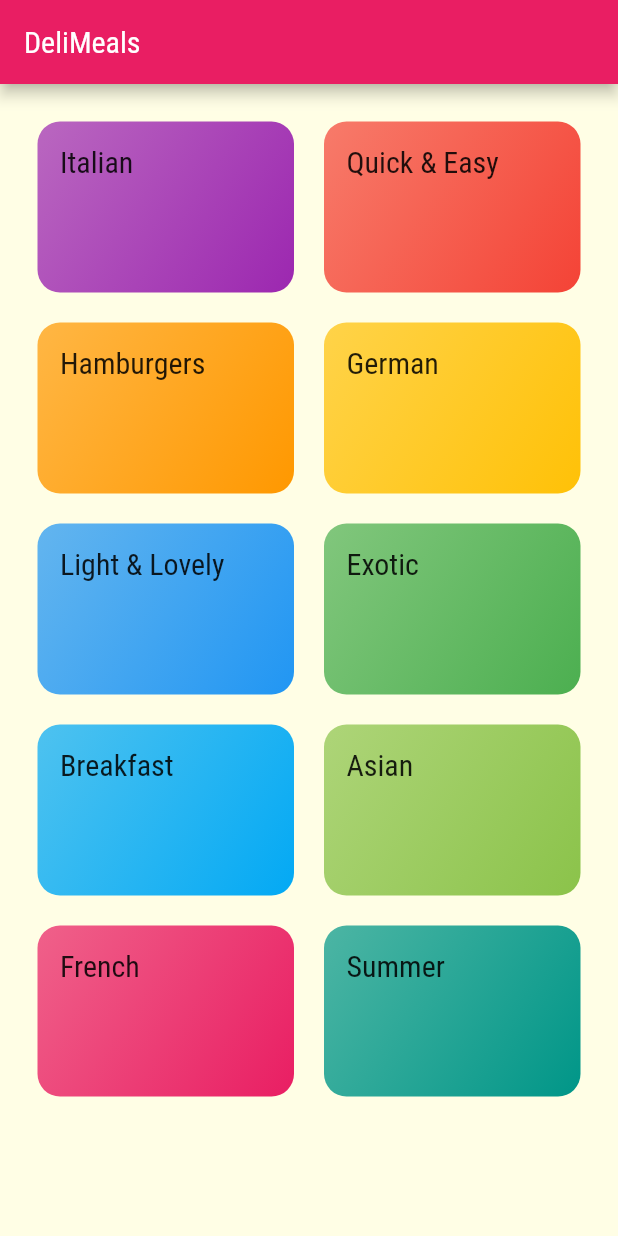
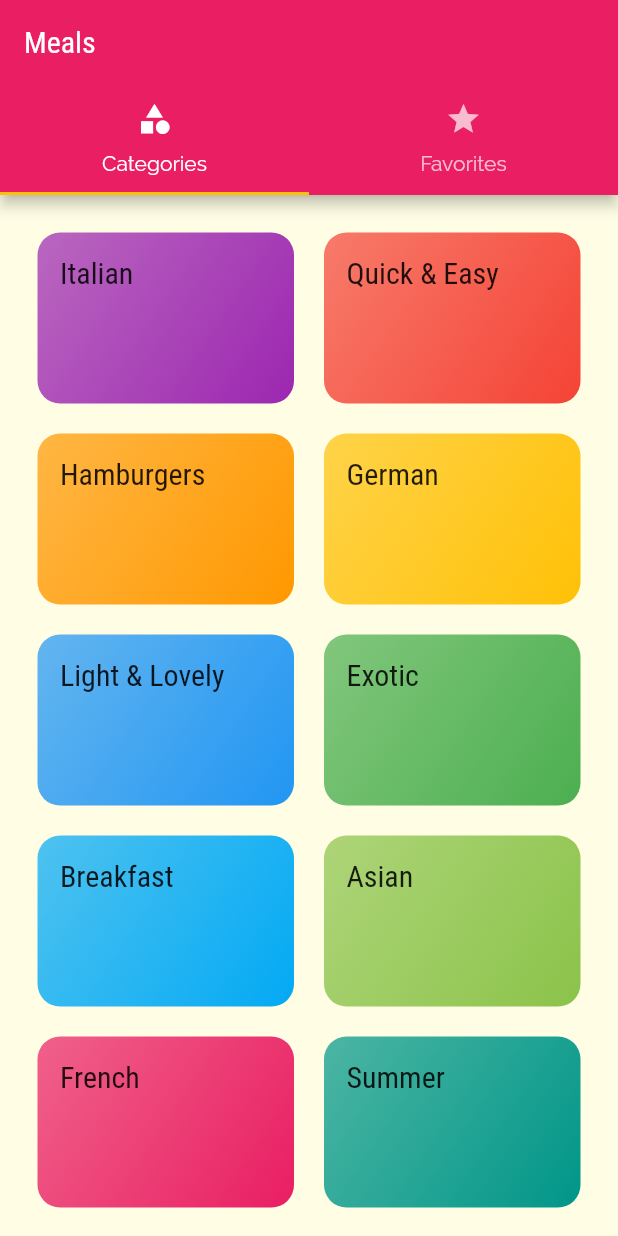
Before and after one commit to ducchungtx/meals-app, a Flutter app: the screen it shows after launch, on a phone screen of 412 x 824 dp. Run offline on Flutter 3.47's test engine with Material 2 defaults, Android fonts, the phone set to English and light mode, and no system bars.

Commit message:
Update code to add Tabs

```diff
--- a/lib/main.dart
+++ b/lib/main.dart
@@ -1,4 +1,5 @@
 import 'package:flutter/material.dart';
+import 'package:meals_app/screens/tabs_screen.dart';
 
 import './screens/meal_detail_screen.dart';
 import './screens/categories_screen.dart';
@@ -30,7 +31,7 @@ class MyApp extends StatelessWidget {
       // home: CategoriesScreen(),
       initialRoute: '/',
       routes: {
-        CategoriesScreen.routeName: (ctx) => const CategoriesScreen(),
+        '/': (ctx) => const TabsScreen(),
         CategoryMealsScreen.routeName: (ctx) => CategoryMealsScreen(),
         MealDetailScreen.routeName: (ctx) => MealDetailScreen(),
       },
--- a/lib/screens/categories_screen.dart
+++ b/lib/screens/categories_screen.dart
@@ -8,11 +8,7 @@ class CategoriesScreen extends StatelessWidget {
 
   @override
   Widget build(BuildContext context) {
-    return Scaffold(
-      appBar: AppBar(
-        title: const Text('DeliMeals'),
-      ),
-      body: GridView(
+    return GridView(
       padding: const EdgeInsets.all(25),
       gridDelegate: const SliverGridDelegateWithMaxCrossAxisExtent(
           maxCrossAxisExtent: 200,
@@ -23,7 +19,6 @@ class CategoriesScreen extends StatelessWidget {
           .map((catData) =>
               CategoryItem(catData.id, catData.title, catData.color))
           .toList(),
-      ),
     );
   }
 }
--- a/lib/screens/tabs_screen.dart
+++ b/lib/screens/tabs_screen.dart
@@ -1,4 +1,6 @@
 import 'package:flutter/material.dart';
+import './favorites_screen.dart';
+import './categories_screen.dart';
 
 class TabsScreen extends StatefulWidget {
   const TabsScreen({Key? key}) : super(key: key);
@@ -14,13 +16,17 @@ class _TabsScreenState extends State<TabsScreen> {
         length: 2,
         child: Scaffold(
             appBar: AppBar(
-                title: const Text('Tabs'),
-                bottom: TabBar(tabs: [
-                  Tab(text: 'Tab 1'),
+                title: const Text('Meals'),
+                bottom: const TabBar(tabs: [
+                  Tab(
+                    text: 'Categories',
+                    icon: Icon(Icons.category),
+                  ),
+                  Tab(text: 'Favorites', icon: Icon(Icons.star))
                 ])),
-            body: TabBarView(children: [
-              Center(child: Text('Tab 1')),
-              Center(child: Text('Tab 2')),
+            body: const TabBarView(children: [
+              CategoriesScreen(),
+              FavoritesScreen(),
             ])));
   }
 }
```
Also changed, not shown: lib/screens/favorites_screen.dart (added, +10 -0 lines). Lines whose indentation alone changed are shown as unchanged.
